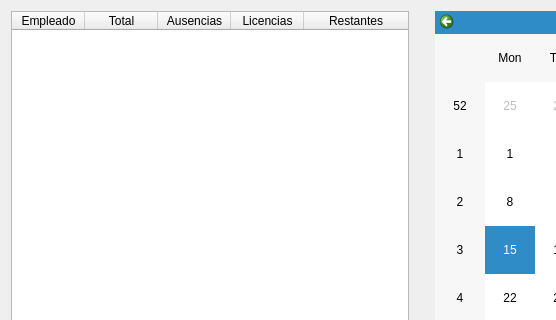
santichialvo/holidaysAdministrator, file windows/EmployeeWidget.ui: the form before one commit; both pictures show x 0 to 556 and y 0 to 320 of the 844 by 409 pixel window.
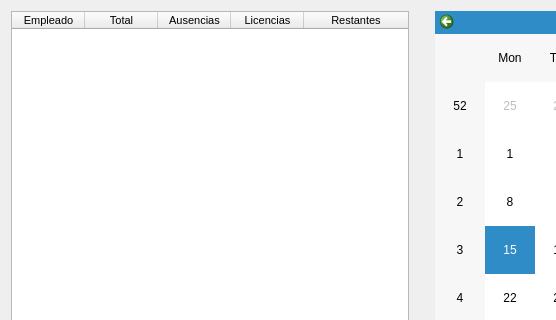
The form after the commit. Icons and pictures are not drawn.

What changed in the file:
```diff
--- a/windows/EmployeeWidget.ui
+++ b/windows/EmployeeWidget.ui
@@ -16,6 +16,12 @@
   <layout class="QGridLayout" name="gridLayout">
    <item row="3" column="0">
     <widget class="QTableWidget" name="employeeStatustableWidget">
+     <property name="font">
+      <font>
+       <family>MS Shell Dlg 2</family>
+       <pointsize>8</pointsize>
+      </font>
+     </property>
      <property name="selectionBehavior">
       <enum>QAbstractItemView::SelectRows</enum>
      </property>
```
